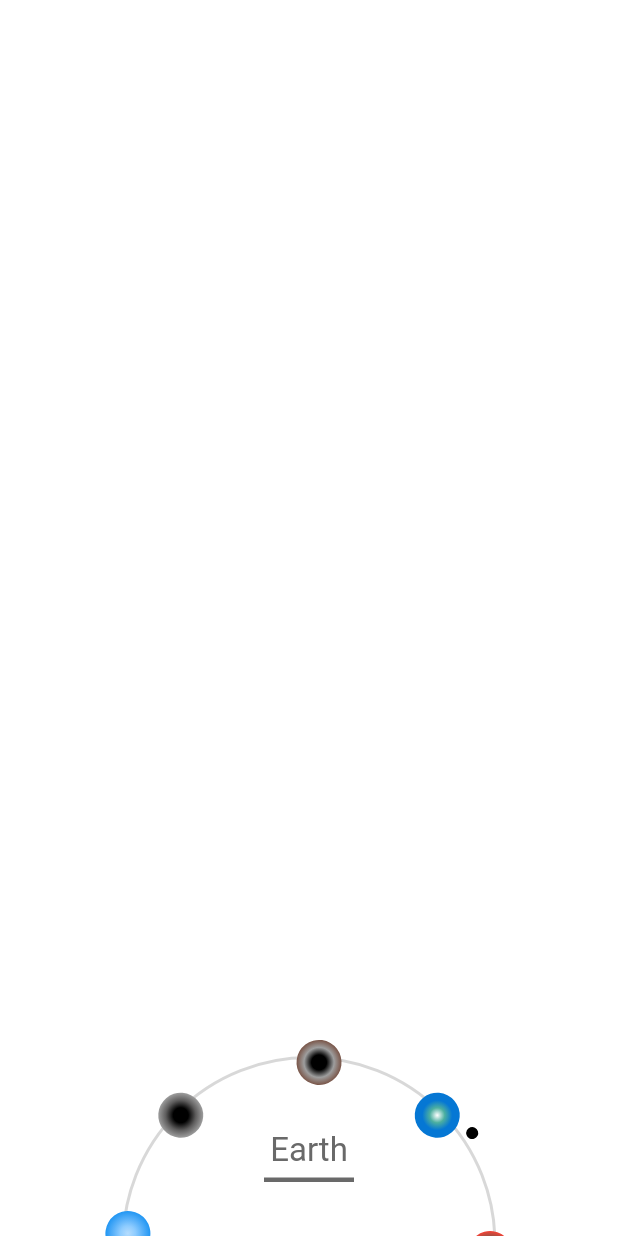
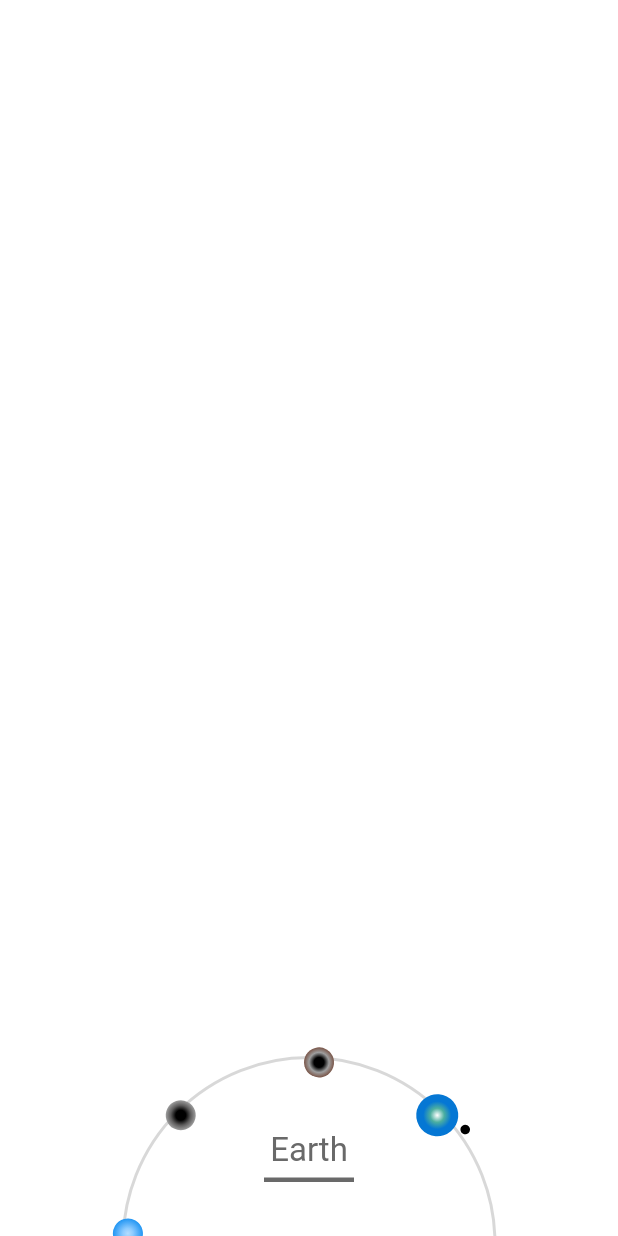
Before and after one commit to saytoonz/solar_system, a Flutter app: the first screen one second after launch, on a phone screen of 412 x 824 dp. Run offline on Flutter 3.47's test engine with Material 2 defaults, Android fonts, the phone set to English and light mode, and no system bars.

Commit message:
Update planet_widget.dart

```diff
--- a/lib/widget/planet_widget.dart
+++ b/lib/widget/planet_widget.dart
@@ -1,6 +1,7 @@
 import 'dart:math' as math;
 
 import 'package:flutter/material.dart';
+import 'package:flutter/scheduler.dart';
 import 'package:provider/provider.dart';
 import 'package:solar_system/utils/app_colors.dart';
 
@@ -28,6 +29,7 @@ class PlanetWidget extends StatefulWidget {
 class _PlanetWidgetState extends State<PlanetWidget>
     with TickerProviderStateMixin {
   AnimationController? _animationController;
+  AnimationController? _scaleController;
 
   @override
   void initState() {
@@ -36,8 +38,15 @@ class _PlanetWidgetState extends State<PlanetWidget>
       vsync: this,
       duration: const Duration(milliseconds: 4000),
     );
+    _scaleController = AnimationController(
+      vsync: this,
+      duration: const Duration(milliseconds: 1000),
+    );
     _animationController?.forward();
     _animationController?.repeat();
+    SchedulerBinding.instance.addPostFrameCallback((_) {
+      _scaleController?.forward();
+    });
   }
 
   @override
@@ -52,9 +61,12 @@ class _PlanetWidgetState extends State<PlanetWidget>
       value: _animationController,
       child: Consumer<AnimationController>(
         builder: (context, animation, child) {
-          return Transform.rotate(
-            angle: math.pi * animation.value * 2,
-            child: child,
+          return Transform.scale(
+            scale: _scaleController?.value,
+            child: Transform.rotate(
+              angle: math.pi * animation.value * 2,
+              child: child,
+            ),
           );
         },
         child: SizedBox(
@@ -64,8 +76,8 @@ class _PlanetWidgetState extends State<PlanetWidget>
             alignment: Alignment.center,
             children: [
               Container(
-                height: 30,
-                width: 30,
+                height: widget.showPlanet ? 35 : 25,
+                width: widget.showPlanet ? 35 : 25,
                 decoration: BoxDecoration(
                   shape: BoxShape.circle,
                   gradient: RadialGradient(
```
